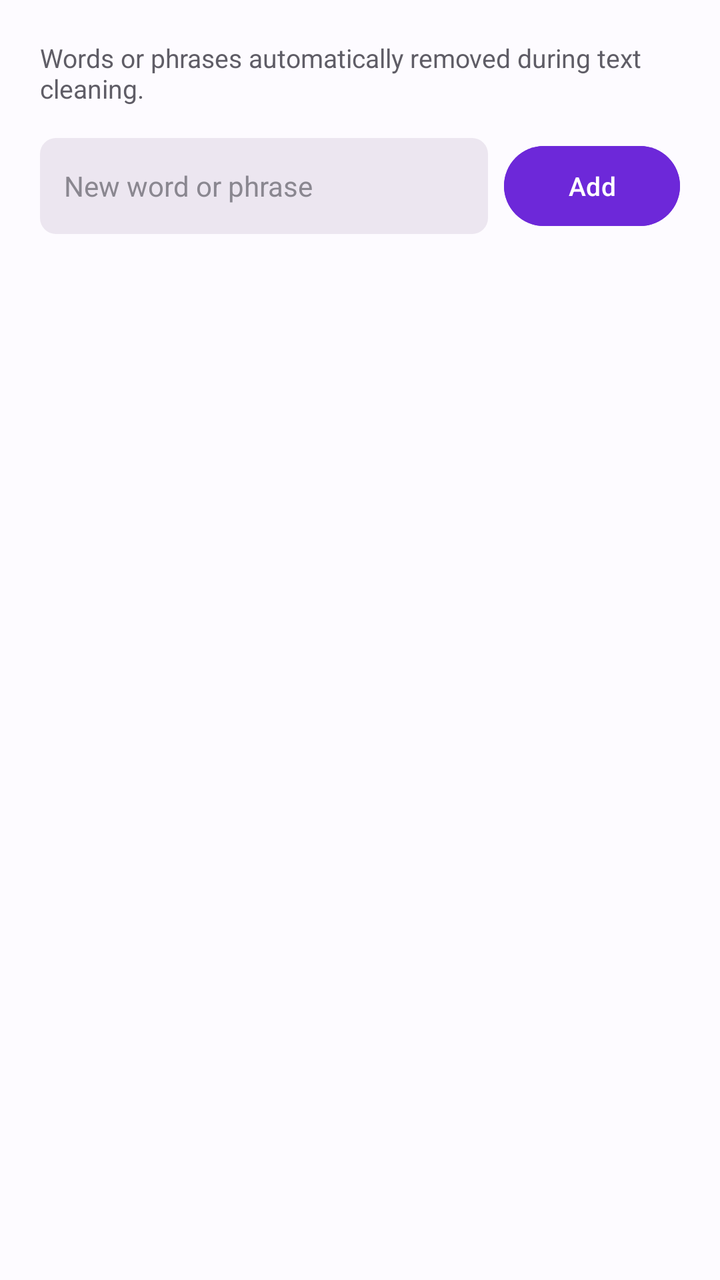
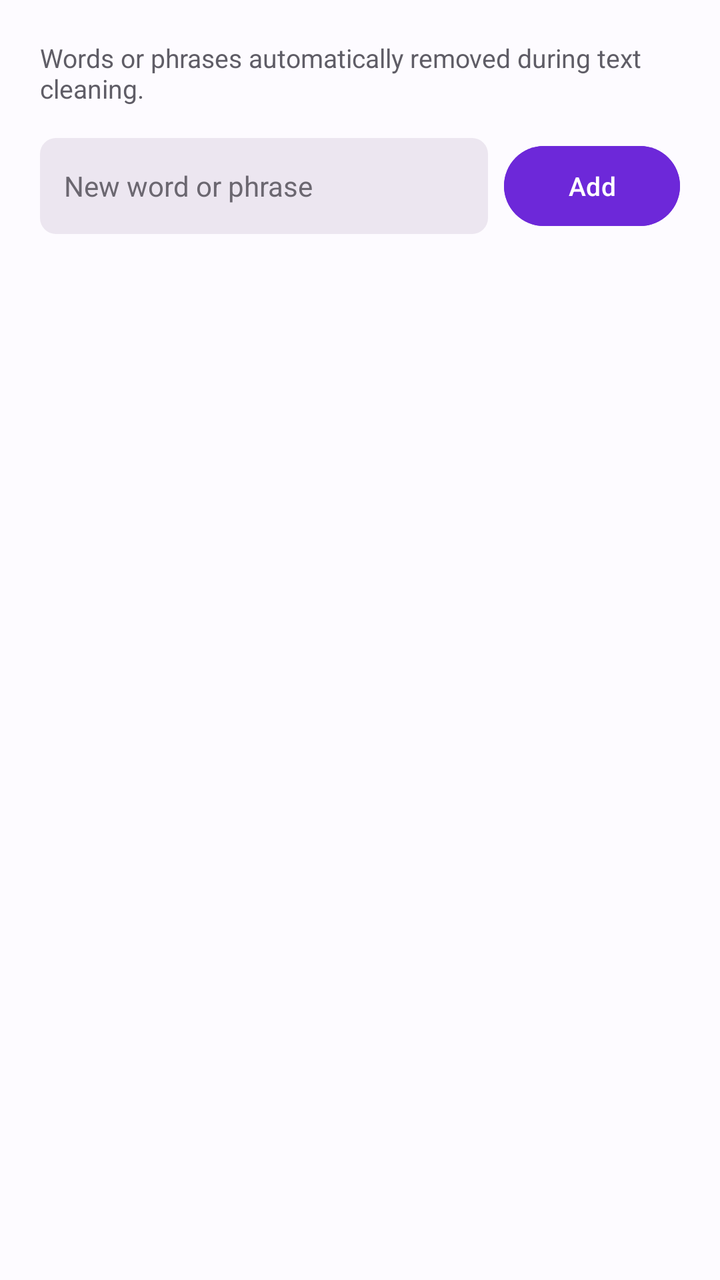

Compare the two renders of this Android layout. The source of the first and the diff that turns it into the second are given below.
<!-- AndroidManifest.xml: application theme AppTheme -->
<!-- res/layout/dialog_blacklist.xml -->
<?xml version="1.0" encoding="utf-8"?>
<LinearLayout
    xmlns:android="http://schemas.android.com/apk/res/android"
    android:layout_width="match_parent"
    android:layout_height="wrap_content"
    android:orientation="vertical"
    android:padding="20dp">

    <TextView
        android:layout_width="match_parent"
        android:layout_height="wrap_content"
        android:text="@string/desc_blacklist"
        android:textColor="@color/color_on_surface_muted"
        android:textSize="13sp"
        android:layout_marginBottom="16dp"/>

    <LinearLayout
        android:layout_width="match_parent"
        android:layout_height="wrap_content"
        android:orientation="horizontal"
        android:gravity="center_vertical"
        android:layout_marginBottom="16dp">

        <EditText
            android:id="@+id/etNovoTermo"
            android:layout_width="0dp"
            android:layout_height="48dp"
            android:layout_weight="1"
            android:hint="@string/hint_novo_termo"
            android:textColor="@color/color_on_surface"
            android:textColorHint="@color/color_on_surface_faint"
            android:textSize="14sp"
            android:background="@drawable/bg_card_variant"
            android:paddingStart="12dp"
            android:paddingEnd="12dp"
            android:inputType="text"
            android:maxLines="1"
            android:layout_marginEnd="8dp"/>

        <Button
            android:id="@+id/btnAdicionarTermo"
            android:layout_width="wrap_content"
            android:layout_height="48dp"
            android:text="@string/btn_adicionar"
            android:textColor="?attr/colorOnPrimary"
            android:textSize="13sp"
            android:backgroundTint="?attr/colorPrimary"/>

    </LinearLayout>

    <View
        android:layout_width="match_parent"
        android:layout_height="1dp"
        android:background="@color/color_divider_faint"
        android:layout_marginBottom="12dp"/>

    <ScrollView
        android:layout_width="match_parent"
        android:layout_height="250dp"
        android:overScrollMode="never"
        android:scrollbars="none">

        <LinearLayout
            android:id="@+id/containerTermos"
            android:layout_width="match_parent"
            android:layout_height="wrap_content"
            android:orientation="vertical"/>

    </ScrollView>

</LinearLayout>
<!-- resources referenced by this layout -->
<resources>
  <!-- drawable bg_card_variant (drawable) -->
  <?xml version="1.0" encoding="utf-8"?>
  <shape xmlns:android="http://schemas.android.com/apk/res/android"
      android:shape="rectangle">
      <solid android:color="@color/color_surface_variant"/>
      <corners android:radius="8dp"/>
  </shape>
  <string name="btn_adicionar">Add</string>
  <string name="desc_blacklist">Words or phrases automatically removed during text cleaning.</string>
  <string name="hint_novo_termo">New word or phrase</string>
  <style name="AppTheme" parent="Theme.Material3.DayNight.NoActionBar">
          <item name="colorPrimary">#6D28D9</item>
          <item name="colorAccent">#6D28D9</item>
          <item name="colorControlActivated">#6D28D9</item>
          <item name="android:colorControlActivated">#6D28D9</item>
          <item name="colorOnPrimary">#FFFFFF</item>
          <item name="colorPrimaryContainer">#E8DEF8</item>
          <item name="colorOnPrimaryContainer">#1D192B</item>
          <item name="colorSecondaryContainer">#E8DEF8</item>
          <item name="colorOnSecondaryContainer">#1D192B</item>
          <item name="colorError">#BA1A1A</item>
          <item name="colorOnError">#FFFFFF</item>
          <item name="colorSurface">#FDFBFF</item>
          <item name="colorOnSurface">#1C1B1F</item>
          <item name="colorSurfaceVariant">#ECE6F0</item>
          <item name="colorOnSurfaceVariant">#5F5D66</item>
          <item name="colorOutline">#CAC4D0</item>
          <item name="colorOutlineVariant">#EAE6EE</item>
          <item name="colorSurfaceContainer">#F3EDF7</item>
          <item name="colorSurfaceContainerHigh">#ECE6F0</item>
          <item name="colorSurfaceContainerHighest">#ECE6F0</item>
          <item name="android:colorBackground">#FDFBFF</item>
  
          
          <item name="android:statusBarColor">#FDFBFF</item>
          <item name="android:navigationBarColor">#FDFBFF</item>
          <item name="android:windowLightStatusBar">true</item>
          <item name="android:windowLightNavigationBar" tools:targetApi="27">true</item>
  
          
          <item name="lylyFundo">#FDFBFF</item>
          <item name="lylySuperficie">#F3EDF7</item>
          <item name="lylySuperficie2">#ECE6F0</item>
          <item name="lylyTexto">#1C1B1F</item>
          <item name="lylyTextoMedio">#2B2930</item>
          <item name="lylyTextoSecundario">#5F5D66</item>
          <item name="lylyTextoTerciario">#79747E</item>
          <item name="lylyTextoFraco">#8A8790</item>
          <item name="lylyContorno">#CAC4D0</item>
          <item name="lylyDivisor">#EAE6EE</item>
          <item name="lylyDivisorFraco">#F1EDF5</item>
          <item name="lylyTonal">#E8DEF8</item>
          <item name="lylyNaTonal">#1D192B</item>
          <item name="lylySucessoSuperficie">#E6F4EA</item>
          <item name="lylyDestaqueLeitura">#EADDFF</item>
          <item name="lylyFundoLeitura">#FDFBFF</item>
          <item name="lylyTextoLeitura">#2B2930</item>
          <item name="lylyBarraNavegacao">#F3EDF7</item>
          <item name="lylyProgresso">#7C3AED</item>
      </style>
</resources>

<!-- the commit's change to res/layout/dialog_blacklist.xml (unified diff, before → after) -->
@@ -40,7 +40,8 @@
         <Button
             android:id="@+id/btnAdicionarTermo"
             android:layout_width="wrap_content"
-            android:layout_height="48dp"
+            android:layout_height="wrap_content"
+            android:minHeight="48dp"
             android:text="@string/btn_adicionar"
             android:textColor="?attr/colorOnPrimary"
             android:textSize="13sp"
<!-- resource entries referenced after the edit -->
@@ -46,8 +46,8 @@
           <item name="lylyTexto">#1C1B1F</item>
           <item name="lylyTextoMedio">#2B2930</item>
           <item name="lylyTextoSecundario">#5F5D66</item>
-          <item name="lylyTextoTerciario">#79747E</item>
-          <item name="lylyTextoFraco">#8A8790</item>
+          <item name="lylyTextoTerciario">#6A6770</item>
+          <item name="lylyTextoFraco">#6B6770</item>
           <item name="lylyContorno">#CAC4D0</item>
           <item name="lylyDivisor">#EAE6EE</item>
           <item name="lylyDivisorFraco">#F1EDF5</item>
